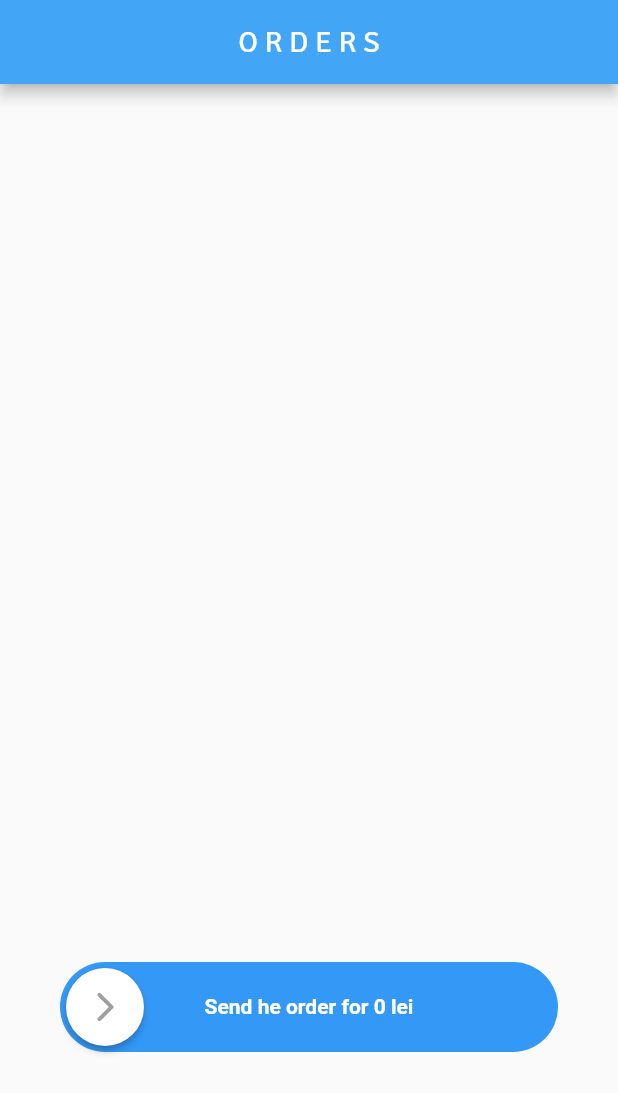
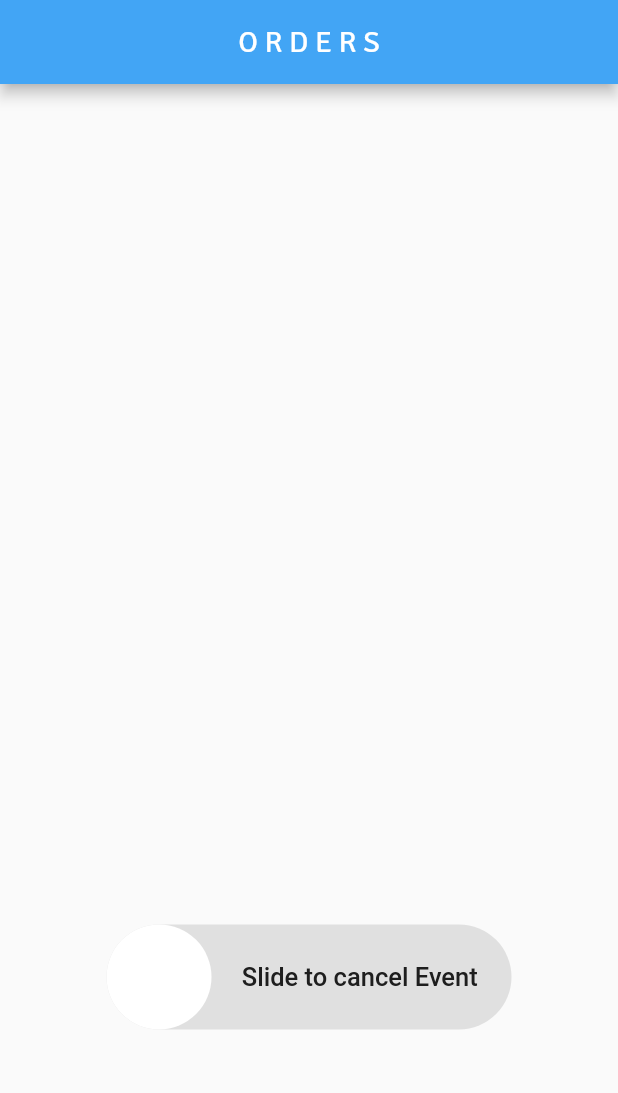
Before and after one commit to mobileapp234/Atestat, a Flutter app: the Orders screen opened directly, on a phone screen of 412 x 824 dp. Shown: the top 1093 px of the screen. Run offline on Flutter 3.47's test engine with Material 2 defaults, Android fonts, the phone set to English and light mode, and no system bars; drawn by our look-alikes of slider_button, swipeable_button_view; our stand-ins replace auto_size_text, cloud_firestore, firebase_auth, firebase_core, firebase_database, font_awesome_flutter and 5 more; missing offline and left inert: dart:ffi; accounts and stored records are empty.

Commit message:
PUSHHHHHHHHHHHHH
Co-authored-by: Marian-05 <Marian-05@users.noreply.github.com>

```diff
--- a/lib/MainPages/orders.dart
+++ b/lib/MainPages/orders.dart
@@ -8,6 +8,7 @@ import 'package:swipeable_button_view/swipeable_button_view.dart';
 import 'package:page_transition/page_transition.dart';
 import 'package:cloud_firestore/cloud_firestore.dart';
 import 'package:firebase_auth/firebase_auth.dart';
+import 'package:slider_button/slider_button.dart';
 
 import '../Widgets/menu1.dart';
 import '../Widgets/menu2.dart';
@@ -114,27 +115,39 @@ class _OrdersState extends State<Orders> {
               ],
             ),
           ),
+          // FloatingActionButton(
+          //     child: Icon(Icons.help),
+          //     onPressed: () async {
+          //       final CollectionReference ordersCollection =
+          //           FirebaseFirestore.instance.collection('orders');
+          //       String uid = FirebaseAuth.instance.currentUser!.uid;
 
-          Padding(
-              padding: const EdgeInsets.symmetric(horizontal: 40, vertical: 25),
-              child: SwipeableButtonView(
-                  buttonText: "Send he order for $final_price lei",
-                  buttonWidget: Container(
-                    child: Icon(
-                      Icons.arrow_forward_ios_rounded,
-                      color: Colors.grey,
-                    ),
-                  ),
-                  activeColor: Color(0xff3398F6),
-                  isFinished: isFinished,
-                  onWaitingProcess: () {
-                    Future.delayed(Duration(seconds: 2), () {
-                      setState(() {
-                        isFinished = true;
-                      });
-                    });
-                  },
-                  onFinish: () async {
+          //       // Get the current date and time
+          //       DateTime now = DateTime.now();
+
+          //       // Format the date and time as a string
+          //       String formattedDateTime = now.toString();
+
+          //       // Remove any special characters from the formatted string
+          //       formattedDateTime =
+          //           formattedDateTime.replaceAll(RegExp(r'[^a-zA-Z0-9]'), '');
+
+          //       // Combine the UID and formatted date and time to create the order number
+          //       String orderNumber = '$uid-$formattedDateTime';
+
+          //       //ordersCollection.doc(orderNumber).set({
+          //       // You can add additional fields here if needed
+          //       // myObject.toMap(),
+          //       //});
+
+          //       await FirebaseFirestore.instance
+          //           .collection('orders')
+          //           .doc(orderNumber)
+          //           .set({'orderNumbert': orderNumber});
+
+          //     }),
+          SliderButton(
+            action: () async {
               final CollectionReference ordersCollection =
                   FirebaseFirestore.instance.collection('orders');
               String uid = FirebaseAuth.instance.currentUser!.uid;
@@ -146,34 +159,41 @@ class _OrdersState extends State<Orders> {
               String formattedDateTime = now.toString();
 
               // Remove any special characters from the formatted string
-                    formattedDateTime = formattedDateTime.replaceAll(
-                        RegExp(r'[^a-zA-Z0-9]'), '');
+              formattedDateTime =
+                  formattedDateTime.replaceAll(RegExp(r'[^a-zA-Z0-9]'), '');
 
               // Combine the UID and formatted date and time to create the order number
               String orderNumber = '$uid-$formattedDateTime';
 
-                    await ordersCollection.doc(orderNumber).set({
+              //ordersCollection.doc(orderNumber).set({
               // You can add additional fields here if needed
-                    });
+              // myObject.toMap(),
+              //});
 
-                    await Navigator.push(
-                      context,
-                      PageTransition(
-                        type: PageTransitionType.fade,
-                        child: const ShowQrCode(),
+              await FirebaseFirestore.instance
+                  .collection('orders')
+                  .doc(orderNumber)
+                  .set({'orderNumbert': orderNumber});
+
+              print("te rog");
+              Navigator.of(context).pop();
+            },
+            label: Text(
+              "Slide to cancel Event",
+              style: TextStyle(
+                  color: Color(0xff4a4a4a),
+                  fontWeight: FontWeight.w500,
+                  fontSize: 17),
             ),
-                    );
-
-                    setState(() {
-                      isFinished = false;
-                    });
-                  })),
-          // const Divider(
-          //   height: 30,
-          //   thickness: 2,
-          //   indent: 25,
-          //   endIndent: 25,
-          // ),
+            icon: Text(
+              "x",
+              style: TextStyle(
+                color: Colors.white,
+                fontWeight: FontWeight.w400,
+                fontSize: 44,
+              ),
+            ),
+          )
         ]),
       ),
     );
```
Lines whose indentation alone changed are shown as unchanged.
